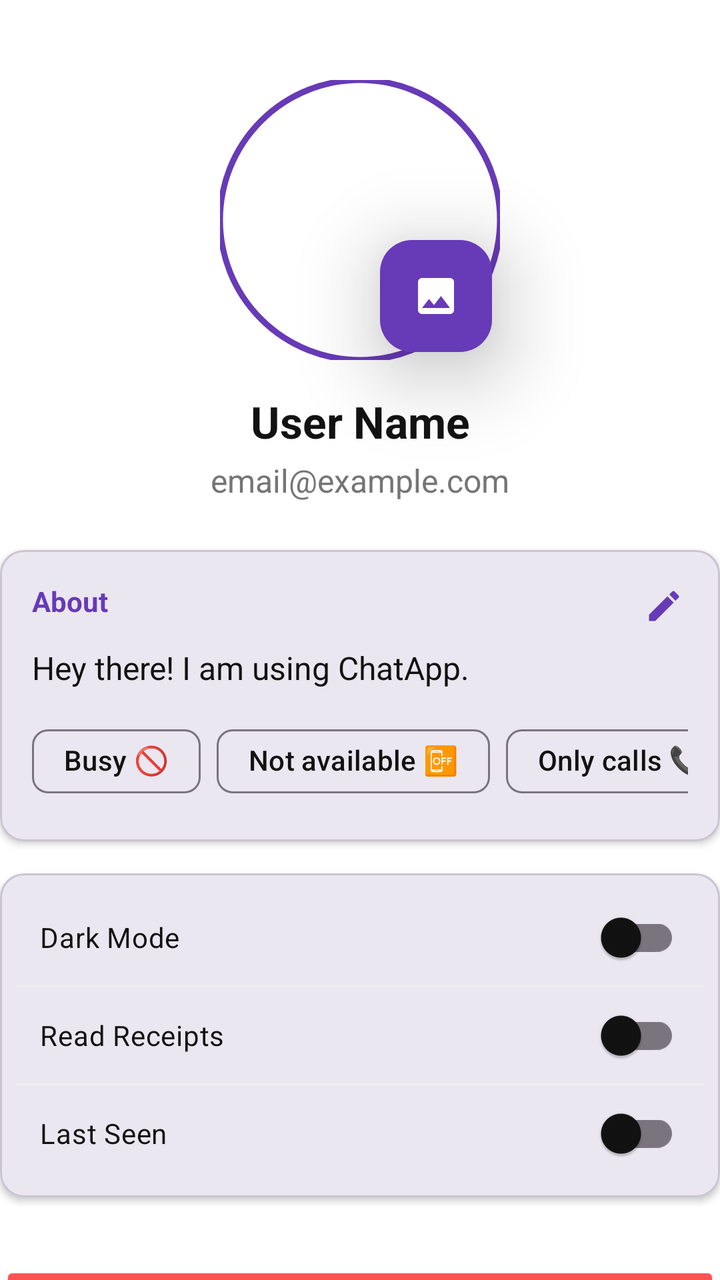
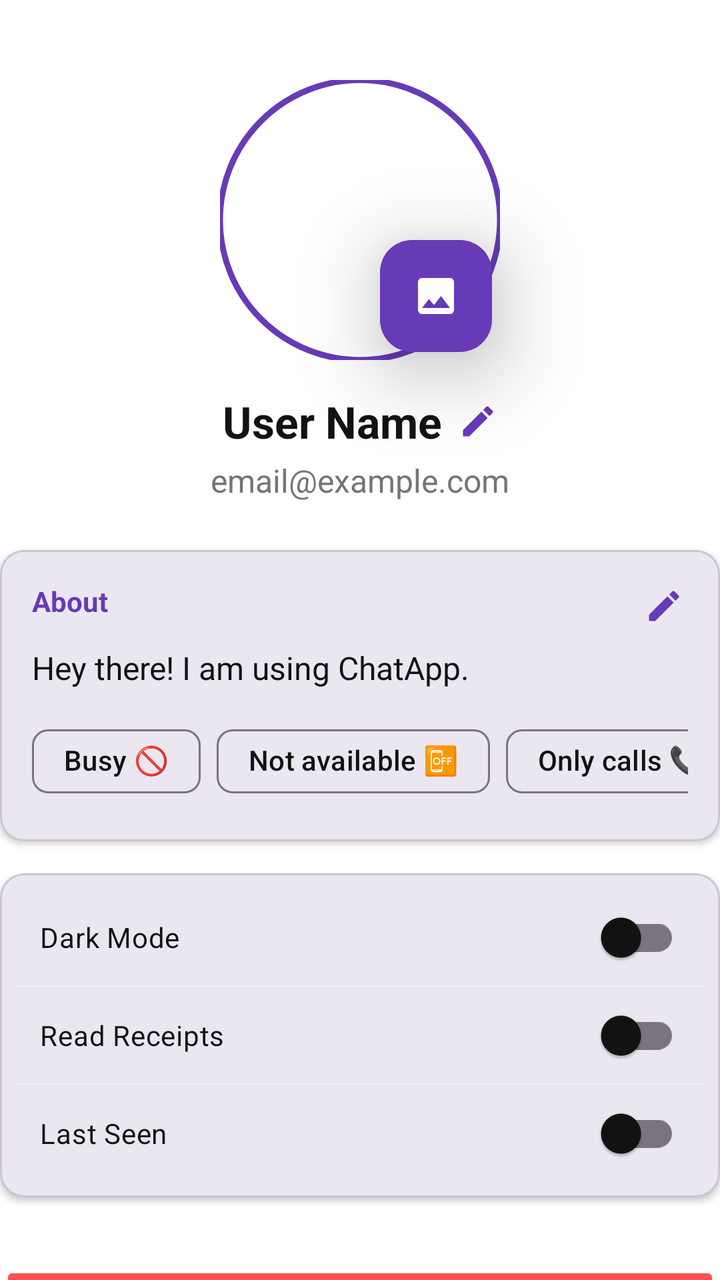

An Android layout rendered at two revisions. The XML below is the earlier revision; the diff shows what the commit changed to produce the second picture.
<!-- AndroidManifest.xml: application theme Theme.RealtimeApplication -->
<!-- res/layout/fragment_profile.xml -->
<?xml version="1.0" encoding="utf-8"?>
<androidx.core.widget.NestedScrollView xmlns:android="http://schemas.android.com/apk/res/android"
    xmlns:app="http://schemas.android.com/apk/res-auto"
    android:layout_width="match_parent"
    android:layout_height="match_parent"
    android:background="@color/background"
    android:fillViewport="true">

    <androidx.constraintlayout.widget.ConstraintLayout
        android:layout_width="match_parent"
        android:layout_height="wrap_content"
        android:paddingBottom="120dp">

        <com.google.android.material.imageview.ShapeableImageView
            android:id="@+id/iv_large_profile"
            android:layout_width="140dp"
            android:layout_height="140dp"
            android:layout_marginTop="40dp"
            android:scaleType="centerCrop"
            android:src="@drawable/ic_person"
            app:layout_constraintEnd_toEndOf="parent"
            app:layout_constraintStart_toStartOf="parent"
            app:layout_constraintTop_toTopOf="parent"
            app:shapeAppearanceOverlay="@style/CircleImage"
            app:strokeColor="@color/primary"
            app:strokeWidth="3dp"
            android:elevation="0dp" />

        <com.google.android.material.floatingactionbutton.FloatingActionButton
            android:id="@+id/fab_change_dp"
            android:layout_width="wrap_content"
            android:layout_height="wrap_content"
            android:layout_marginEnd="4dp"
            android:layout_marginBottom="4dp"
            android:src="@drawable/ic_image"
            app:fabSize="mini"
            app:layout_constraintBottom_toBottomOf="@id/iv_large_profile"
            app:layout_constraintEnd_toEndOf="@id/iv_large_profile"
            app:tint="@color/white"
            app:backgroundTint="@color/primary"
            app:borderWidth="0dp"
            android:elevation="20dp"
            android:translationZ="20dp"
            app:pressedTranslationZ="25dp" />

        <TextView
            android:id="@+id/tv_profile_name"
            android:layout_width="wrap_content"
            android:layout_height="wrap_content"
            android:layout_marginTop="16dp"
            android:text="User Name"
            android:textColor="@color/onBackground"
            android:textSize="22sp"
            android:textStyle="bold"
            app:layout_constraintEnd_toEndOf="parent"
            app:layout_constraintStart_toStartOf="parent"
            app:layout_constraintTop_toBottomOf="@id/iv_large_profile" />

        <TextView
            android:id="@+id/tv_profile_email"
            android:layout_width="wrap_content"
            android:layout_height="wrap_content"
            android:layout_marginTop="4dp"
            android:text="email@example.com"
            android:textColor="@color/text_secondary"
            android:textSize="16sp"
            app:layout_constraintEnd_toEndOf="parent"
            app:layout_constraintStart_toStartOf="parent"
            app:layout_constraintTop_toBottomOf="@id/tv_profile_name" />

        <com.google.android.material.card.MaterialCardView
            android:id="@+id/card_status"
            android:layout_width="match_parent"
            android:layout_height="wrap_content"
            android:layout_marginTop="24dp"
            app:cardCornerRadius="12dp"
            app:cardElevation="2dp"
            app:layout_constraintTop_toBottomOf="@id/tv_profile_email">

            <LinearLayout
                android:layout_width="match_parent"
                android:layout_height="wrap_content"
                android:orientation="vertical"
                android:padding="16dp">

                <RelativeLayout
                    android:layout_width="match_parent"
                    android:layout_height="wrap_content">

                    <TextView
                        android:layout_width="wrap_content"
                        android:layout_height="wrap_content"
                        android:text="About"
                        android:textColor="@color/primary"
                        android:textSize="14sp"
                        android:textStyle="bold" />

                    <ImageView
                        android:id="@+id/iv_edit_status"
                        android:layout_width="24dp"
                        android:layout_height="24dp"
                        android:layout_alignParentEnd="true"
                        android:background="?attr/selectableItemBackgroundBorderless"
                        android:padding="2dp"
                        android:src="@drawable/ic_edit"
                        app:tint="?attr/colorPrimary" />
                </RelativeLayout>

                <TextView
                    android:id="@+id/tv_current_status"
                    android:layout_width="match_parent"
                    android:layout_height="wrap_content"
                    android:layout_marginTop="8dp"
                    android:text="Hey there! I am using ChatApp."
                    android:textColor="@color/onBackground"
                    android:textSize="16sp" />

                <HorizontalScrollView
                    android:layout_width="match_parent"
                    android:layout_height="wrap_content"
                    android:layout_marginTop="12dp"
                    android:scrollbars="none">

                    <LinearLayout
                        android:layout_width="wrap_content"
                        android:layout_height="wrap_content"
                        android:orientation="horizontal">

                        <com.google.android.material.chip.Chip
                            android:id="@+id/chip_busy"
                            android:layout_width="wrap_content"
                            android:layout_height="wrap_content"
                            android:layout_marginEnd="8dp"
                            android:text="Busy 🚫" />

                        <com.google.android.material.chip.Chip
                            android:id="@+id/chip_not_available"
                            android:layout_width="wrap_content"
                            android:layout_height="wrap_content"
                            android:layout_marginEnd="8dp"
                            android:text="Not available 📴" />

                        <com.google.android.material.chip.Chip
                            android:id="@+id/chip_only_calls"
                            android:layout_width="wrap_content"
                            android:layout_height="wrap_content"
                            android:layout_marginEnd="8dp"
                            android:text="Only calls 📞" />

                        <com.google.android.material.chip.Chip
                            android:id="@+id/chip_good_vibes"
                            android:layout_width="wrap_content"
                            android:layout_height="wrap_content"
                            android:text="Good vibes only ✨" />

                    </LinearLayout>
                </HorizontalScrollView>
            </LinearLayout>
        </com.google.android.material.card.MaterialCardView>

        <com.google.android.material.card.MaterialCardView
            android:id="@+id/card_settings"
            android:layout_width="match_parent"
            android:layout_height="wrap_content"
            android:layout_marginTop="16dp"
            app:cardCornerRadius="12dp"
            app:cardElevation="2dp"
            app:layout_constraintTop_toBottomOf="@id/card_status">

            <LinearLayout
                android:layout_width="match_parent"
                android:layout_height="wrap_content"
                android:orientation="vertical"
                android:padding="8dp">

                <com.google.android.material.switchmaterial.SwitchMaterial
                    android:id="@+id/switch_dark_mode"
                    android:layout_width="match_parent"
                    android:layout_height="wrap_content"
                    android:padding="12dp"
                    android:text="Dark Mode"
                    android:textColor="?attr/colorOnSurface" />

                <View
                    android:layout_width="match_parent"
                    android:layout_height="1dp"
                    android:background="@color/divider" />

                <com.google.android.material.switchmaterial.SwitchMaterial
                    android:id="@+id/switch_read_receipts"
                    android:layout_width="match_parent"
                    android:layout_height="wrap_content"
                    android:padding="12dp"
                    android:text="Read Receipts"
                    android:textColor="?attr/colorOnSurface" />

                <View
                    android:layout_width="match_parent"
                    android:layout_height="1dp"
                    android:background="@color/divider" />

                <com.google.android.material.switchmaterial.SwitchMaterial
                    android:id="@+id/switch_last_seen"
                    android:layout_width="match_parent"
                    android:layout_height="wrap_content"
                    android:padding="12dp"
                    android:text="Last Seen"
                    android:textColor="?attr/colorOnSurface" />

            </LinearLayout>
        </com.google.android.material.card.MaterialCardView>

        <Button
            android:id="@+id/btn_logout"
            android:layout_width="match_parent"
            android:layout_height="56dp"
            android:layout_marginTop="32dp"
            android:backgroundTint="#FF5252"
            android:text="Logout"
            android:textAllCaps="false"
            android:textColor="@color/white"
            app:cornerRadius="28dp"
            app:layout_constraintTop_toBottomOf="@id/card_settings" />

    </androidx.constraintlayout.widget.ConstraintLayout>
</androidx.core.widget.NestedScrollView>
<!-- resources referenced by this layout -->
<resources>
  <color name="background">#FFFFFF</color>
  <color name="divider">#EEEEEE</color>
  <color name="onBackground">#121212</color>
  <color name="primary">#673AB7</color>
  <color name="text_secondary">#757575</color>
  <color name="white">#FFFFFFFF</color>
  <!-- drawable ic_edit (drawable) -->
  <vector xmlns:android="http://schemas.android.com/apk/res/android"
      android:width="24dp"
      android:height="24dp"
      android:viewportWidth="24"
      android:viewportHeight="24">
      <path
          android:fillColor="@android:color/white"
          android:pathData="M3,17.25V21h3.75L17.81,9.94l-3.75,-3.75L3,17.25zM20.71,7.04c0.39,-0.39 0.39,-1.02 0,-1.41l-2.34,-2.34c-0.39,-0.39 -1.02,-0.39 -1.41,0l-1.83,1.83 3.75,3.75 1.83,-1.83z" />
  </vector>
  <!-- drawable ic_image (drawable) -->
  <vector xmlns:android="http://schemas.android.com/apk/res/android"
      android:width="24dp"
      android:height="24dp"
      android:viewportWidth="24"
      android:viewportHeight="24">
      <path
          android:fillColor="#FFFFFF"
          android:pathData="M21,19V5c0,-1.1 -0.9,-2 -2,-2H5c-1.1,0 -2,0.9 -2,2v14c0,1.1 0.9,2 2,2h14c1.1,0 2,-0.9 2,-2zM8.5,13.5l2.5,3.01L14.5,12l4.5,6H5l3.5,-4.5z" />
  </vector>
  <!-- drawable ic_person (drawable) -->
  <vector xmlns:android="http://schemas.android.com/apk/res/android"
      android:width="24dp"
      android:height="24dp"
      android:viewportWidth="24"
      android:viewportHeight="24">
      <path
          android:fillColor="#FFFFFF"
          android:pathData="M12,12c2.21,0 4,-1.79 4,-4s-1.79,-4 -4,-4 -4,1.79 -4,4 1.79,4 4,4zM12,14c-2.67,0 -8,1.34 -8,4v2h16v-2c0,-2.66 -5.33,-4 -8,-4z" />
  </vector>
  <style name="CircleImage" parent="">
          <item name="cornerSize">50%</item>
      </style>
  <style name="Theme.RealtimeApplication" parent="Base.Theme.RealtimeApplication" />
  <style name="Base.Theme.RealtimeApplication" parent="Theme.Material3.DayNight.NoActionBar">
          <item name="colorPrimary">@color/primary</item>
          <item name="colorPrimaryVariant">@color/primary_variant</item>
          <item name="colorSecondary">@color/accent</item>
          <item name="android:windowBackground">@color/background</item>
          <item name="colorSurface">@color/surface</item>
          <item name="colorOnSurface">@color/onSurface</item>
  
          
          <item name="toolbarStyle">@style/Widget.App.Toolbar</item>
  
          
          <item name="bottomNavigationStyle">@style/Widget.App.BottomNavigationView</item>
      </style>
  <color name="primary_variant">#512DA8</color>
  <color name="accent">#7B1FA2</color>
  <color name="surface">#F5F5F5</color>
  <color name="onSurface">#121212</color>
  <style name="Widget.App.Toolbar" parent="Widget.MaterialComponents.Toolbar">
          <item name="background">?attr/colorSurface</item>
          <item name="titleTextColor">?attr/colorOnSurface</item>
      </style>
  <style name="Widget.App.BottomNavigationView" parent="Widget.MaterialComponents.BottomNavigationView">
          <item name="backgroundTint">@android:color/transparent</item>
      </style>
</resources>

<!-- the commit's change to res/layout/fragment_profile.xml (unified diff, before → after) -->
@@ -43,18 +43,35 @@
             android:translationZ="20dp"
             app:pressedTranslationZ="25dp" />
 
-        <TextView
-            android:id="@+id/tv_profile_name"
+        <LinearLayout
+            android:id="@+id/ll_name_container"
             android:layout_width="wrap_content"
             android:layout_height="wrap_content"
             android:layout_marginTop="16dp"
-            android:text="User Name"
-            android:textColor="@color/onBackground"
-            android:textSize="22sp"
-            android:textStyle="bold"
+            android:gravity="center_vertical"
+            android:orientation="horizontal"
             app:layout_constraintEnd_toEndOf="parent"
             app:layout_constraintStart_toStartOf="parent"
-            app:layout_constraintTop_toBottomOf="@id/iv_large_profile" />
+            app:layout_constraintTop_toBottomOf="@id/iv_large_profile">
+
+            <TextView
+                android:id="@+id/tv_profile_name"
+                android:layout_width="wrap_content"
+                android:layout_height="wrap_content"
+                android:text="User Name"
+                android:textColor="@color/onBackground"
+                android:textSize="22sp"
+                android:textStyle="bold" />
+
+            <ImageView
+                android:id="@+id/iv_edit_name"
+                android:layout_width="20dp"
+                android:layout_height="20dp"
+                android:layout_marginStart="8dp"
+                android:background="?attr/selectableItemBackgroundBorderless"
+                android:src="@drawable/ic_edit"
+                app:tint="?attr/colorPrimary" />
+        </LinearLayout>
 
         <TextView
             android:id="@+id/tv_profile_email"
@@ -66,7 +83,7 @@
             android:textSize="16sp"
             app:layout_constraintEnd_toEndOf="parent"
             app:layout_constraintStart_toStartOf="parent"
-            app:layout_constraintTop_toBottomOf="@id/tv_profile_name" />
+            app:layout_constraintTop_toBottomOf="@id/ll_name_container" />
 
         <com.google.android.material.card.MaterialCardView
             android:id="@+id/card_status"
